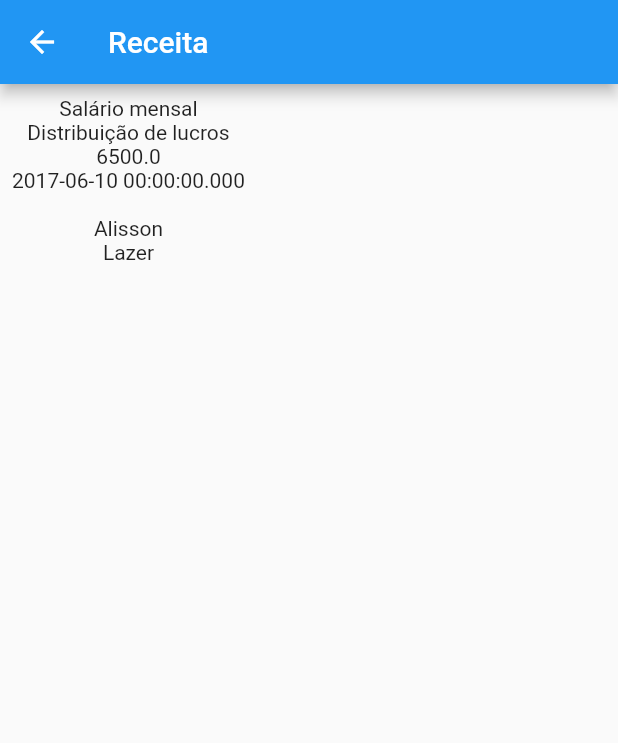
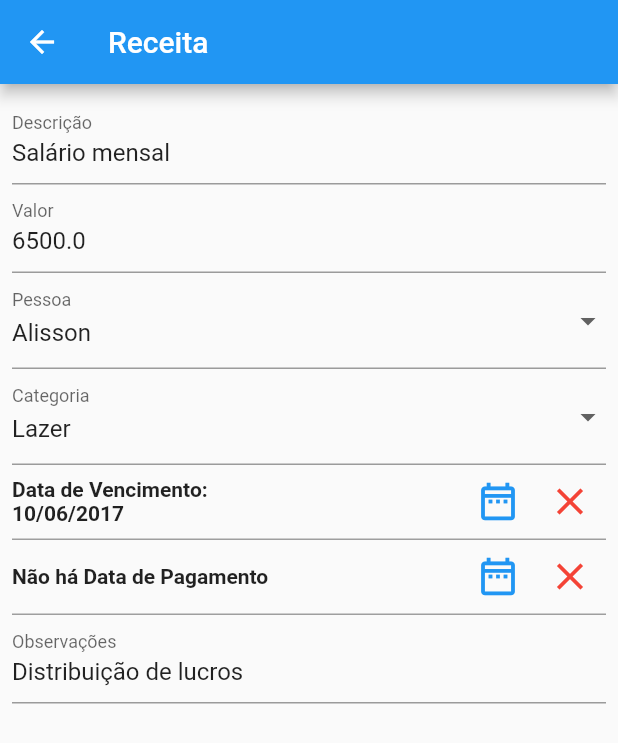
Before and after one commit to AlsGomes/mymoney_app, a Flutter app: the screen it shows after launch, after a tap on "Salário mensal", on a phone screen of 412 x 824 dp. Shown: the top 743 px of the screen. Run offline on Flutter 3.47's test engine with Material 2 defaults, Android fonts, the phone set to English and light mode, and no system bars.

Commit message:
Working in register details

```diff
--- /dev/null
+++ b/lib/components/date_picker.dart
@@ -0,0 +1,95 @@
+import 'dart:io';
+
+import 'package:flutter/cupertino.dart';
+import 'package:flutter/material.dart';
+import 'package:intl/intl.dart';
+
+class DatePicker extends StatelessWidget {
+  final DateTime? selectedDate;
+  final Function(DateTime?) onDateChanged;
+  final String text;
+  final String buttonText;
+  final bool withClearButton;
+
+  DatePicker({
+    Key? key,
+    this.selectedDate,
+    this.withClearButton = true,
+    required this.onDateChanged,
+    required this.text,
+    required this.buttonText,
+  }) : super(key: key);
+
+  _showDatePicker(BuildContext context) {
+    showDatePicker(
+      context: context,
+      initialDate: DateTime.now(),
+      firstDate: DateTime(2000),
+      lastDate: DateTime.now().add(const Duration(days: 365 * 5)),
+    ).then((value) {
+      if (value == null) return;
+
+      onDateChanged(value);
+    });
+  }
+
+  _clearValue() {
+    onDateChanged(null);
+  }
+
+  @override
+  Widget build(BuildContext context) {
+    return Platform.isIOS
+        ? Container(
+            height: 180,
+            child: CupertinoDatePicker(
+              mode: CupertinoDatePickerMode.date,
+              initialDateTime: DateTime.now(),
+              minimumDate: DateTime(2000),
+              maximumDate: DateTime.now().add(const Duration(days: 365 * 5)),
+              onDateTimeChanged: onDateChanged,
+            ),
+          )
+        : Container(
+            height: 50,
+            decoration: const BoxDecoration(
+              border: Border(
+                bottom: BorderSide(
+                  color: Colors.grey,
+                  width: 1,
+                ),
+              ),
+            ),
+            child: Row(
+              children: [
+                Expanded(
+                  child: Text(
+                    selectedDate == null
+                        ? "Não há $text"
+                        : "$text: \n${DateFormat("dd/MM/y").format(selectedDate!)}",
+                    style: const TextStyle(
+                      fontWeight: FontWeight.bold,
+                    ),
+                  ),
+                ),
+                IconButton(
+                  onPressed: () => _showDatePicker(context),
+                  icon: Icon(
+                    Icons.date_range_outlined,
+                    size: 30.0,
+                    color: Theme.of(context).primaryColor,
+                  ),
+                ),
+                IconButton(
+                  onPressed: () => _clearValue(),
+                  icon: const Icon(
+                    Icons.clear,
+                    size: 30.0,
+                    color: Colors.red,
+                  ),
+                )
+              ],
+            ),
+          );
+  }
+}
--- /dev/null
+++ b/lib/model/category.dart
@@ -0,0 +1,9 @@
+class Category {
+  String code;
+  String name;
+
+  Category({
+    required this.code,
+    required this.name,
+  });
+}
--- /dev/null
+++ b/lib/model/person.dart
@@ -0,0 +1,11 @@
+import 'package:flutter/cupertino.dart';
+
+class Person {
+  String code;
+  String name;
+
+  Person({
+    required this.code,
+    required this.name,
+  });
+}
--- a/lib/screens/register_detail_screen.dart
+++ b/lib/screens/register_detail_screen.dart
@@ -1,29 +1,146 @@
 import 'package:flutter/material.dart';
+import 'package:mymoney_app/components/date_picker.dart';
+import 'package:mymoney_app/model/category.dart';
+import 'package:mymoney_app/model/person.dart';
 
-class RegisterDetailScreen extends StatelessWidget {
+class RegisterDetailScreen extends StatefulWidget {
   const RegisterDetailScreen({Key? key}) : super(key: key);
 
   @override
+  State<RegisterDetailScreen> createState() => _RegisterDetailScreenState();
+}
+
+class _RegisterDetailScreenState extends State<RegisterDetailScreen> {
+  final List<Person> persons = [
+    Person(
+      code: "aa2310d7-e159-42f9-933c-c15048588d2b",
+      name: "Alisson",
+    ),
+    Person(
+      code: "d757fb84-fcd2-43d8-b2d8-9be5f756938b",
+      name: "Cristina",
+    )
+  ];
+
+  final List<Category> categories = [
+    Category(
+      code: "342fd092-ec78-4cc8-8fca-d04c34be56e2",
+      name: "Lazer",
+    ),
+    Category(
+      code: "2d78b3e2-2b61-4c45-9a75-eb79f7b6db81",
+      name: "Alimentação",
+    ),
+    Category(
+      code: "e45031d6-a3b3-4ef0-bc1f-0c3cb7e6fd22",
+      name: "Supermercado",
+    ),
+    Category(
+      code: "96cc0bbd-067e-4767-a128-1bac0ef1e074",
+      name: "Farmácia",
+    ),
+    Category(
+      code: "ee1f7943-8412-42c8-9c2c-711333464fab",
+      name: "Outros",
+    ),
+  ];
+
+  final _formKey = GlobalKey<FormState>();
+
+  @override
   Widget build(BuildContext context) {
-    final register =
+    final _formData =
         ModalRoute.of(context)?.settings.arguments as Map<String, dynamic>;
+
+    Person? person =
+        persons.firstWhere((p) => p.code == _formData['person']['code']);
+
+    Category? category =
+        categories.firstWhere((c) => c.code == _formData['category']['code']);
 
     return Scaffold(
       appBar: AppBar(
-        title: Text(register['type'] == 'EXPENSE' ? "Despesa" : "Receita"),
+        title: Text(_formData['type'] == 'EXPENSE' ? "Despesa" : "Receita"),
       ),
       body: Padding(
         padding: const EdgeInsets.all(8.0),
-        child: Column(
-          children: [
-            Text(register['description']),
-            Text(register['obs'] ?? ""),
-            Text(register['value'].toString()),
-            Text(register['dueDate'].toString()),
-            Text(register['paymentDate']?.toString() ?? ""),
-            Text(register['person']['name']),
-            Text(register['category']['name']),
-          ],
+        child: Form(
+          key: _formKey,
+          child: Column(
+            mainAxisAlignment: MainAxisAlignment.start,
+            children: [
+              TextFormField(
+                initialValue: _formData['description']?.toString(),
+                decoration: const InputDecoration(labelText: 'Descrição'),
+              ),
+              TextFormField(
+                initialValue: _formData['value']?.toString(),
+                decoration: const InputDecoration(labelText: 'Valor'),
+                keyboardType: const TextInputType.numberWithOptions(
+                  decimal: true,
+                ),
+              ),
+              DropdownButtonFormField<Person>(
+                decoration: const InputDecoration(labelText: "Pessoa"),
+                value: person,
+                elevation: 16,
+                onChanged: (newValue) {
+                  setState(() {
+                    person = newValue!;
+                  });
+                },
+                onSaved: (newValue) => _formData['person'] = person,
+                items: persons.map((Person value) {
+                  return DropdownMenuItem<Person>(
+                    value: value,
+                    child: Text(value.name),
+                  );
+                }).toList(),
+              ),
+              DropdownButtonFormField<Category>(
+                decoration: const InputDecoration(labelText: "Categoria"),
+                value: category,
+                elevation: 16,
+                onChanged: (newValue) {
+                  setState(() {
+                    category = newValue!;
+                  });
+                },
+                onSaved: (newValue) => _formData['category'] = category,
+                items: categories.map((Category value) {
+                  return DropdownMenuItem<Category>(
+                    value: value,
+                    child: Text(value.name),
+                  );
+                }).toList(),
+              ),
+              DatePicker(
+                withClearButton: false,
+                text: 'Data de Vencimento',
+                buttonText: 'Alterar Data de Vencimento',
+                selectedDate: _formData['dueDate'],
+                onDateChanged: (newDate) {
+                  setState(() {
+                    _formData['dueDate'] = newDate;
+                  });
+                },
+              ),
+              DatePicker(
+                text: 'Data de Pagamento',
+                buttonText: 'Alterar Data de Pagamento',
+                selectedDate: _formData['paymentDate'],
+                onDateChanged: (newDate) {
+                  setState(() {
+                    _formData['paymentDate'] = newDate;
+                  });
+                },
+              ),
+              TextFormField(
+                initialValue: _formData['obs']?.toString(),
+                decoration: const InputDecoration(labelText: 'Observações'),
+              )
+            ],
+          ),
         ),
       ),
     );
--- a/pubspec.yaml
+++ b/pubspec.yaml
@@ -29,6 +29,7 @@ environment:
 dependencies:
   flutter:
     sdk: flutter
+  intl: ^0.17.0
 
 
   # The following adds the Cupertino Icons font to your application.
```
